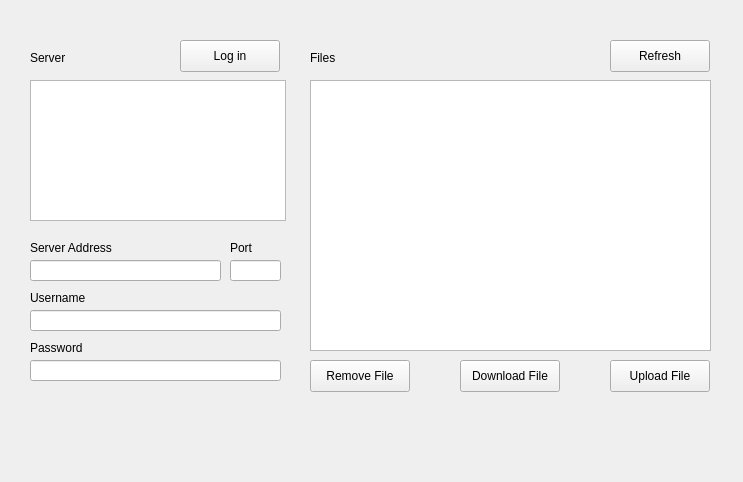
First picture: the form in mainwindow.ui, repository nikoladragomirovic/ftp-buddy, before the edit.
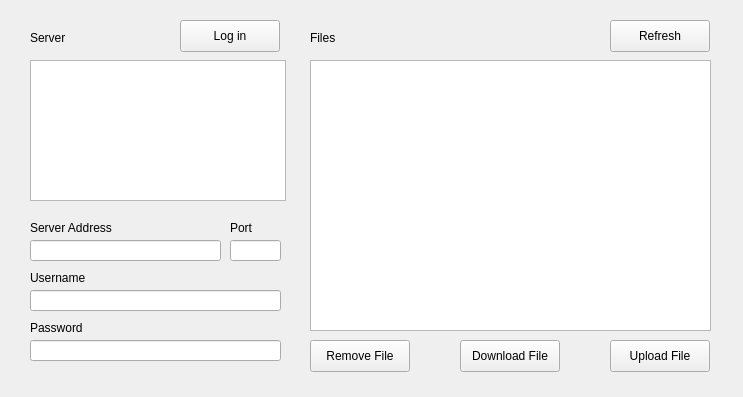
Second picture: the form after the edit.

Commit message: Adjusted default window size

Patch:
```diff
--- a/mainwindow.ui
+++ b/mainwindow.ui
@@ -7,7 +7,7 @@
     <x>0</x>
     <y>0</y>
     <width>743</width>
-    <height>482</height>
+    <height>397</height>
    </rect>
   </property>
   <property name="focusPolicy">
@@ -27,7 +27,7 @@
     <property name="geometry">
      <rect>
       <x>610</x>
-      <y>360</y>
+      <y>340</y>
       <width>100</width>
       <height>32</height>
      </rect>
@@ -40,7 +40,7 @@
     <property name="geometry">
      <rect>
       <x>460</x>
-      <y>360</y>
+      <y>340</y>
       <width>100</width>
       <height>32</height>
      </rect>
@@ -53,7 +53,7 @@
     <property name="geometry">
      <rect>
       <x>610</x>
-      <y>40</y>
+      <y>20</y>
       <width>100</width>
       <height>32</height>
      </rect>
@@ -66,7 +66,7 @@
     <property name="geometry">
      <rect>
       <x>30</x>
-      <y>80</y>
+      <y>60</y>
       <width>256</width>
       <height>141</height>
      </rect>
@@ -76,7 +76,7 @@
     <property name="geometry">
      <rect>
       <x>30</x>
-      <y>50</y>
+      <y>30</y>
       <width>101</width>
       <height>16</height>
      </rect>
@@ -89,7 +89,7 @@
     <property name="geometry">
      <rect>
       <x>310</x>
-      <y>50</y>
+      <y>30</y>
       <width>101</width>
       <height>16</height>
      </rect>
@@ -102,7 +102,7 @@
     <property name="geometry">
      <rect>
       <x>310</x>
-      <y>80</y>
+      <y>60</y>
       <width>401</width>
       <height>271</height>
      </rect>
@@ -112,7 +112,7 @@
     <property name="geometry">
      <rect>
       <x>30</x>
-      <y>240</y>
+      <y>220</y>
       <width>101</width>
       <height>16</height>
      </rect>
@@ -125,7 +125,7 @@
     <property name="geometry">
      <rect>
       <x>30</x>
-      <y>260</y>
+      <y>240</y>
       <width>191</width>
       <height>21</height>
      </rect>
@@ -135,17 +135,17 @@
     <property name="geometry">
      <rect>
       <x>30</x>
-      <y>310</y>
-      <width>251</width>
-      <height>21</height>
-     </rect>
-    </property>
-   </widget>
-   <widget class="QLabel" name="label_4">
-    <property name="geometry">
-     <rect>
-      <x>30</x>
       <y>290</y>
+      <width>251</width>
+      <height>21</height>
+     </rect>
+    </property>
+   </widget>
+   <widget class="QLabel" name="label_4">
+    <property name="geometry">
+     <rect>
+      <x>30</x>
+      <y>270</y>
       <width>101</width>
       <height>16</height>
      </rect>
@@ -158,7 +158,7 @@
     <property name="geometry">
      <rect>
       <x>30</x>
-      <y>360</y>
+      <y>340</y>
       <width>251</width>
       <height>21</height>
      </rect>
@@ -168,7 +168,7 @@
     <property name="geometry">
      <rect>
       <x>30</x>
-      <y>340</y>
+      <y>320</y>
       <width>101</width>
       <height>16</height>
      </rect>
@@ -181,7 +181,7 @@
     <property name="geometry">
      <rect>
       <x>230</x>
-      <y>260</y>
+      <y>240</y>
       <width>51</width>
       <height>21</height>
      </rect>
@@ -194,7 +194,7 @@
     <property name="geometry">
      <rect>
       <x>230</x>
-      <y>240</y>
+      <y>220</y>
       <width>31</width>
       <height>16</height>
      </rect>
@@ -207,7 +207,7 @@
     <property name="geometry">
      <rect>
       <x>310</x>
-      <y>360</y>
+      <y>340</y>
       <width>100</width>
       <height>32</height>
      </rect>
@@ -220,7 +220,7 @@
     <property name="geometry">
      <rect>
       <x>180</x>
-      <y>40</y>
+      <y>20</y>
       <width>100</width>
       <height>32</height>
      </rect>
```
